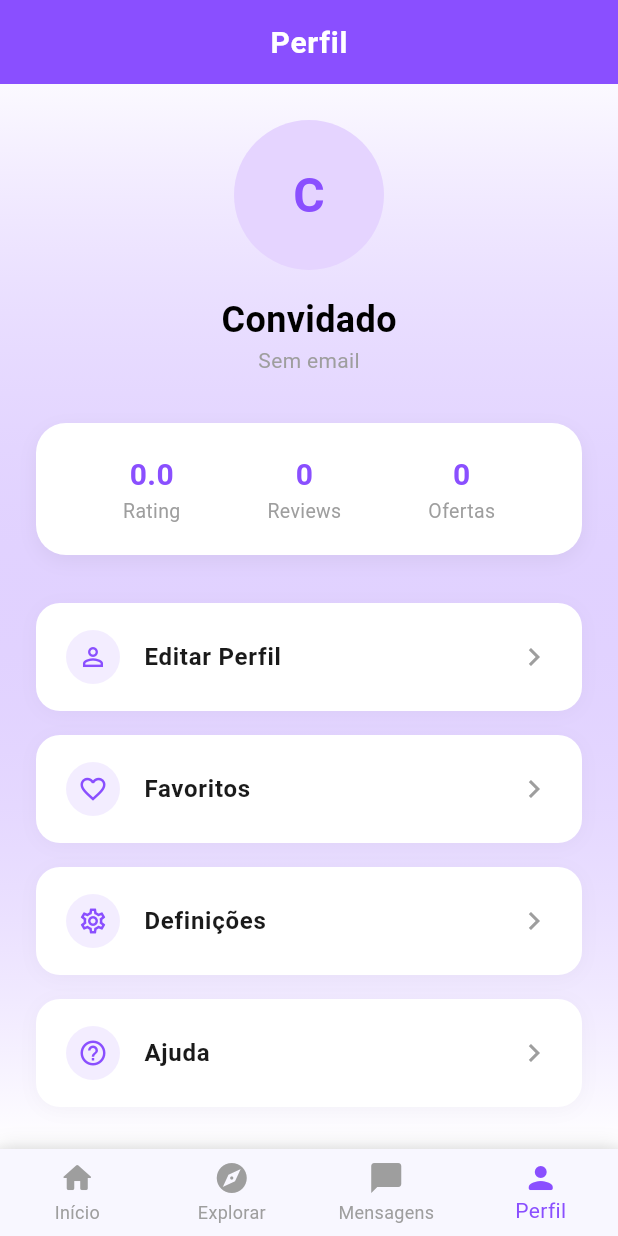
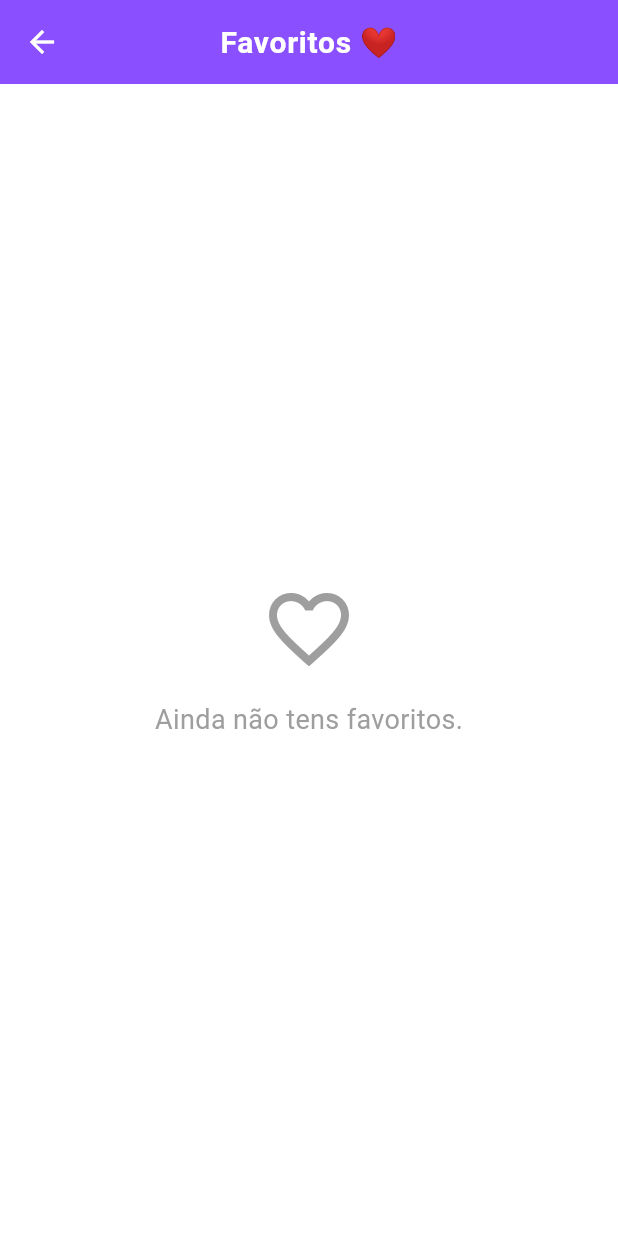
Before and after one commit to MIguelCandeias09/skill_match, a Flutter app: the HomepageScreen screen opened by its route, item 4 of the bottom bar chosen, after a tap on "Favoritos", on a phone screen of 412 x 824 dp. Run offline on Flutter 3.47's test engine with Material 3 defaults, Android fonts, the light colour scheme and no system bars; our stand-ins replace cloud_firestore, firebase_auth, firebase_core, flutter_map, freezed_annotation, go_router and 1 more; accounts and stored records are empty; Roboto replaces fonts that are missing (Poppins).

Commit message:
Favoritos e autenticação

```diff
--- a/lib/api/api_config.dart
+++ b/lib/api/api_config.dart
@@ -1,7 +1,6 @@
 /// API Configuration
 class ApiConfig {
-  // Base URL for the backend API
-  // Change this to your server's IP address if testing on physical device
+  // Base URL for the backend APi
   // For Android emulator, use 10.0.2.2
   // For iOS simulator, use localhost or 127.0.0.1
   static const String baseUrl = 'http://localhost:3000/api';
--- a/lib/models/user_model.dart
+++ b/lib/models/user_model.dart
@@ -13,6 +13,7 @@ class User with _$User {
     @Default(0.0) double rating,
     @Default(0) int reviewCount,
     @Default(false) bool verified,
+    @Default([]) List<String> favorites, // Lista de IDs das ofertas favoritas
     DateTime? createdAt,
   }) = _User;
 
--- /dev/null
+++ b/lib/screens/favorites_screen.dart
@@ -0,0 +1,83 @@
+import 'package:flutter/material.dart';
+import '../services/firebase_offer_service.dart';
+import '../services/firebase_auth_service.dart'; // <--- Para saber quais são os favoritos
+import '../models/offer_model.dart';
+import '../widgets/common_widgets.dart';
+
+class FavoritesScreen extends StatefulWidget {
+  const FavoritesScreen({Key? key}) : super(key: key);
+
+  @override
+  State<FavoritesScreen> createState() => _FavoritesScreenState();
+}
+
+class _FavoritesScreenState extends State<FavoritesScreen> {
+  @override
+  Widget build(BuildContext context) {
+    // 1. Obter a lista de IDs favoritos da memória
+    final myFavoritesIds = FirebaseAuthService.favoriteIds;
+
+    return Scaffold(
+      appBar: AppBar(
+        title: const Text('Favoritos ❤️'),
+        centerTitle: true,
+      ),
+      body: myFavoritesIds.isEmpty
+          ? const Center(
+        child: Column(
+          mainAxisAlignment: MainAxisAlignment.center,
+          children: [
+            Icon(Icons.favorite_border, size: 64, color: Colors.grey),
+            SizedBox(height: 16),
+            Text('Ainda não tens favoritos.',
+                style: TextStyle(fontSize: 18, color: Colors.grey)),
+          ],
+        ),
+      )
+          : FutureBuilder<List<Offer>>(
+        // 2. Carregar as ofertas (numa app real fariamos uma query "whereIn",
+        // mas aqui carregamos tudo e filtramos para simplificar)
+        future: FirebaseOfferService.getOffers(),
+        builder: (context, snapshot) {
+          if (snapshot.connectionState == ConnectionState.waiting) {
+            return const Center(child: CircularProgressIndicator());
+          }
+
+          if (!snapshot.hasData) return const SizedBox();
+
+          // 3. Filtrar apenas as que estão na nossa lista de favoritos
+          final favoriteOffers = snapshot.data!
+              .where((offer) => myFavoritesIds.contains(offer.id))
+              .toList();
+
+          if (favoriteOffers.isEmpty) {
+            return const Center(child: Text('As ofertas favoritas já não existem.'));
+          }
+
+          return ListView.builder(
+            padding: const EdgeInsets.all(16),
+            itemCount: favoriteOffers.length,
+            itemBuilder: (context, index) {
+              final offer = favoriteOffers[index];
+              return OfferCard(
+                userName: offer.userName,
+                verified: offer.verified,
+                distance: offer.distance,
+                rating: offer.rating,
+                reviews: offer.reviews,
+                offering: offer.offering,
+                lookingFor: offer.lookingFor,
+                isFavorite: true, // Aqui é sempre verdade
+                onFavoriteTap: () async {
+                  // Remover dos favoritos
+                  await FirebaseAuthService.toggleFavorite(offer.id);
+                  setState(() {}); // Atualizar o ecrã para remover o cartão
+                },
+              );
+            },
+          );
+        },
+      ),
+    );
+  }
+}
--- a/lib/screens/tabs/profile_tab.dart
+++ b/lib/screens/tabs/profile_tab.dart
@@ -1,195 +1,141 @@
 import 'package:flutter/material.dart';
 import 'package:go_router/go_router.dart';
-import 'package:cloud_firestore/cloud_firestore.dart';
 import '../../services/firebase_auth_service.dart';
+import '../../theme/app_theme.dart';
+import '../favorites_screen.dart'; // <--- Importante: Importar o ecrã de favoritos
 
-class ProfileTab extends StatefulWidget {
+class ProfileTab extends StatelessWidget {
   const ProfileTab({Key? key}) : super(key: key);
 
   @override
-  State<ProfileTab> createState() => _ProfileTabState();
-}
-
-class _ProfileTabState extends State<ProfileTab> {
-  double _rating = 0.0;
-  int _reviewCount = 0;
-  int _offersCount = 0;
-  bool _isLoading = true;
-
-  @override
-  void initState() {
-    super.initState();
-    _loadUserProfileData();
-  }
-
-  Future<void> _loadUserProfileData() async {
-    final userId = FirebaseAuthService.userId;
-    final userName = FirebaseAuthService.userName;
-
-    if (userId == null) {
-      if (mounted) setState(() => _isLoading = false);
-      return;
-    }
-
-    try {
-      final userDoc = await FirebaseFirestore.instance.collection('users').doc(userId).get();
-      final offersQuery = await FirebaseFirestore.instance
-          .collection('offers')
-          .where('userName', isEqualTo: userName)
-          .get();
-
-      if (mounted) {
-        setState(() {
-          if (userDoc.exists) {
-            final data = userDoc.data()!;
-            _rating = (data['rating'] ?? 0.0).toDouble();
-            _reviewCount = (data['reviewCount'] ?? 0).toInt();
-          }
-          _offersCount = offersQuery.docs.length;
-          _isLoading = false;
-        });
-      }
-    } catch (e) {
-      if (mounted) setState(() => _isLoading = false);
-    }
-  }
-
-  @override
   Widget build(BuildContext context) {
-    final name = FirebaseAuthService.userName ?? 'Convidado';
-    final email = FirebaseAuthService.userEmail ?? 'Sem email';
-
-    String getInitials(String name) {
-      if (name.isEmpty) return 'U';
-      List<String> names = name.split(" ");
-      String initials = "";
-      if (names.isNotEmpty) initials += names[0][0];
-      if (names.length > 1) initials += names[names.length - 1][0];
-      return initials.toUpperCase();
-    }
+    // Obter dados do serviço
+    final user = FirebaseAuthService.userName ?? 'Utilizador';
+    final email = FirebaseAuthService.userEmail ?? 'email@exemplo.com';
+    final favCount = FirebaseAuthService.favoriteIds.length; // Contagem de favoritos
 
     return SingleChildScrollView(
       padding: const EdgeInsets.all(24),
-      child: Center(
-        // Garante que o conteúdo não ultrapassa 800px e fica centrado
-        child: Container(
-          constraints: const BoxConstraints(maxWidth: 800),
       child: Column(
         children: [
-              // Cabeçalho do Perfil
-              CircleAvatar(
-                radius: 50,
-                backgroundColor: const Color(0xFFE5D4FF),
-                child: Text(
-                  getInitials(name),
-                  style: const TextStyle(fontSize: 32, fontWeight: FontWeight.bold, color: Color(0xFF8A4FFF)),
+          const SizedBox(height: 20),
+
+          // === AVATAR E NOME ===
+          Container(
+            width: 100,
+            height: 100,
+            decoration: BoxDecoration(
+              color: AppTheme.primaryColor.withAlpha(25),
+              shape: BoxShape.circle,
             ),
+            child: const Icon(Icons.person, size: 50, color: AppTheme.primaryColor),
           ),
           const SizedBox(height: 16),
-              Text(name, style: const TextStyle(fontSize: 24, fontWeight: FontWeight.bold)),
-              Text(email, style: const TextStyle(color: Colors.grey)),
-              const SizedBox(height: 32),
+          Text(
+              user,
+              style: const TextStyle(fontSize: 24, fontWeight: FontWeight.bold)
+          ),
+          Text(
+              email,
+              style: TextStyle(color: Colors.grey[600])
+          ),
 
-              // Estatísticas
-              _isLoading
-                  ? const CircularProgressIndicator()
-                  : Container(
-                padding: const EdgeInsets.symmetric(vertical: 20),
+          const SizedBox(height: 40),
+
+          // === SECÇÃO DE DEFINIÇÕES ===
+          Container(
             decoration: BoxDecoration(
               color: Colors.white,
               borderRadius: BorderRadius.circular(20),
               boxShadow: [
                 BoxShadow(
-                      color: Colors.black.withValues(alpha: .05),
-                      blurRadius: 10,
-                      offset: const Offset(0, 4),
-                    ),
+                    color: Colors.black.withAlpha(12),
+                    blurRadius: 10
+                )
               ],
             ),
-                child: Row(
-                  mainAxisAlignment: MainAxisAlignment.spaceEvenly,
+            child: Column(
               children: [
-                    _buildStat(_rating.toStringAsFixed(1), 'Rating'),
-                    _buildStat(_reviewCount.toString(), 'Reviews'),
-                    _buildStat(_offersCount.toString(), 'Ofertas'),
+                // Opção 1: Editar Perfil
+                ListTile(
+                  leading: const Icon(Icons.person_outline, color: AppTheme.primaryColor),
+                  title: const Text('Editar Perfil'),
+                  trailing: const Icon(Icons.arrow_forward_ios, size: 16),
+                  onTap: () {
+                    // Futuro: Navegar para editar perfil
+                  },
+                ),
+
+                const Divider(height: 1),
+
+                // Opção 2: FAVORITOS (A funcionar)
+                ListTile(
+                  leading: const Icon(Icons.favorite_border, color: AppTheme.primaryColor),
+                  title: const Text('Favoritos'),
+                  trailing: Row(
+                    mainAxisSize: MainAxisSize.min,
+                    children: [
+                      // Badge com número se tiver favoritos
+                      if (favCount > 0)
+                        Container(
+                          padding: const EdgeInsets.symmetric(horizontal: 8, vertical: 2),
+                          margin: const EdgeInsets.only(right: 8),
+                          decoration: BoxDecoration(
+                            color: const Color(0xFFFF6B9D),
+                            borderRadius: BorderRadius.circular(10),
+                          ),
+                          child: Text(
+                              '$favCount',
+                              style: const TextStyle(color: Colors.white, fontSize: 12, fontWeight: FontWeight.bold)
+                          ),
+                        ),
+                      const Icon(Icons.arrow_forward_ios, size: 16),
+                    ],
+                  ),
+                  onTap: () {
+                    // Navegar para o ecrã de favoritos
+                    Navigator.push(
+                      context,
+                      MaterialPageRoute(builder: (context) => const FavoritesScreen()),
+                    );
+                  },
+                ),
+
+                const Divider(height: 1),
+
+                // Opção 3: Definições
+                ListTile(
+                  leading: const Icon(Icons.settings_outlined, color: AppTheme.primaryColor),
+                  title: const Text('Definições'),
+                  trailing: const Icon(Icons.arrow_forward_ios, size: 16),
+                  onTap: () {},
+                ),
               ],
             ),
           ),
 
-              const SizedBox(height: 32),
+          const SizedBox(height: 24),
 
-              // MENU DE OPÇÕES (Botões Largos)
-              // Agora são cartões bonitos em vez de linhas simples
-              _buildMenuOption(Icons.person_outline, 'Editar Perfil'),
-              _buildMenuOption(Icons.favorite_border, 'Favoritos'),
-              _buildMenuOption(Icons.settings_outlined, 'Definições'),
-              _buildMenuOption(Icons.help_outline, 'Ajuda'),
-
-              const SizedBox(height: 24), // Espaço extra antes de sair
-
-              _buildMenuOption(Icons.logout, 'Terminar Sessão',
-                color: Colors.red,
-                isLogout: true,
-                onTap: () {
+          // === BOTÃO LOGOUT ===
+          SizedBox(
+            width: double.infinity,
+            child: TextButton.icon(
+              onPressed: () {
                 FirebaseAuthService.logout();
-                  context.go('/login');
+                context.go('/'); // Voltar para o Login
               },
-              ),
-
-              const SizedBox(height: 40),
-            ],
+              icon: const Icon(Icons.logout, color: Colors.red),
+              label: const Text('Terminar Sessão', style: TextStyle(color: Colors.red)),
+              style: TextButton.styleFrom(
+                padding: const EdgeInsets.symmetric(vertical: 16),
+                backgroundColor: Colors.red.withAlpha(12),
+                shape: RoundedRectangleBorder(borderRadius: BorderRadius.circular(16)),
               ),
             ),
           ),
-    );
-  }
 
-  Widget _buildStat(String value, String label) {
-    return Column(
-      children: [
-        Text(value, style: const TextStyle(fontSize: 20, fontWeight: FontWeight.bold, color: Color(0xFF8A4FFF))),
-        Text(label, style: const TextStyle(color: Colors.grey, fontSize: 13)),
+          const SizedBox(height: 40), // Espaço extra no fundo
         ],
-    );
-  }
-
-  // Função melhorada para criar botões com aspeto de "Cartão"
-  Widget _buildMenuOption(IconData icon, String label, {Color? color, VoidCallback? onTap, bool isLogout = false}) {
-    return Container(
-      margin: const EdgeInsets.only(bottom: 16), // Espaço entre botões
-      decoration: BoxDecoration(
-        color: isLogout ? const Color(0xFFFFF0F0) : Colors.white, // Fundo vermelho claro para logout
-        borderRadius: BorderRadius.circular(16),
-        boxShadow: [
-          BoxShadow(
-            color: Colors.black.withValues(alpha: .03),
-            blurRadius: 10,
-            offset: const Offset(0, 2),
-          ),
-        ],
-        border: isLogout ? Border.all(color: Colors.red.withValues(alpha: .2)) : null,
-      ),
-      child: ListTile(
-        leading: Container(
-          padding: const EdgeInsets.all(8),
-          decoration: BoxDecoration(
-            color: (color ?? const Color(0xFF8A4FFF)).withValues(alpha: .1),
-            shape: BoxShape.circle,
-          ),
-          child: Icon(icon, color: color ?? const Color(0xFF8A4FFF), size: 20),
-        ),
-        title: Text(
-            label,
-            style: TextStyle(
-              color: color ?? const Color(0xFF1A1A1A),
-              fontWeight: FontWeight.w600,
-              fontSize: 16,
-            )
-        ),
-        trailing: const Icon(Icons.chevron_right, color: Colors.grey),
-        onTap: onTap ?? () {},
-        contentPadding: const EdgeInsets.symmetric(horizontal: 20, vertical: 8),
-        shape: RoundedRectangleBorder(borderRadius: BorderRadius.circular(16)),
       ),
     );
   }
--- a/pubspec.yaml
+++ b/pubspec.yaml
@@ -17,6 +17,7 @@ dependencies:
   go_router: ^14.0.0
   firebase_core: ^3.1.0
   cloud_firestore: ^5.0.0
+  firebase_auth: ^5.7.0
 
 dev_dependencies:
   flutter_test:
```
Also changed, not shown: lib/screens/tabs/explore_tab.dart (+11 -7 lines), lib/services/firebase_auth_service.dart (+93 -31 lines), lib/widgets/common_widgets.dart (+16 -17 lines), lib/models/user_model.freezed.dart, lib/models/user_model.g.dart, lib/theme/app_theme.dart (line endings or trailing spaces), pubspec.lock. Lines whose indentation alone changed are shown as unchanged.
